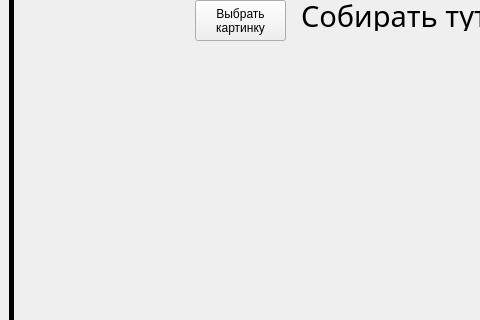
Old version of the form puzzle.ui in the repository IGragon/projectP; both pictures show x 279 to 759 and y 0 to 320 of the 1080 by 720 pixel window.
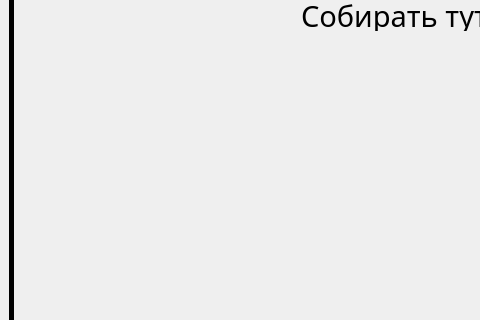
New version of the form.

```diff
--- a/puzzle.ui
+++ b/puzzle.ui
@@ -124,20 +124,6 @@
      </item>
     </layout>
    </widget>
-   <widget class="QPushButton" name="pushChoosePicture">
-    <property name="geometry">
-     <rect>
-      <x>474</x>
-      <y>0</y>
-      <width>91</width>
-      <height>41</height>
-     </rect>
-    </property>
-    <property name="text">
-     <string>Выбрать
-картинку</string>
-    </property>
-   </widget>
   </widget>
   <widget class="QMenuBar" name="menubar">
    <property name="geometry">
```
